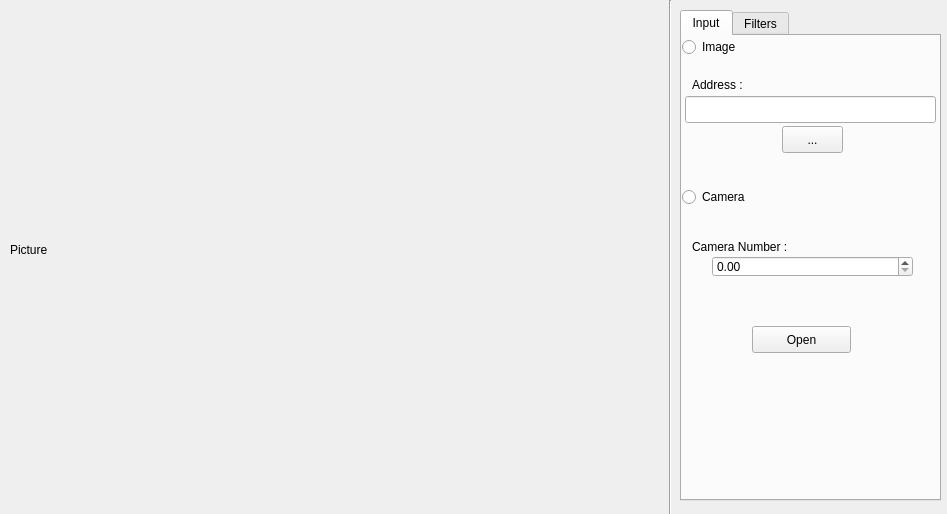
Old version of the form mainwindow.ui in the repository MrKarimiD/Shape-Detector.
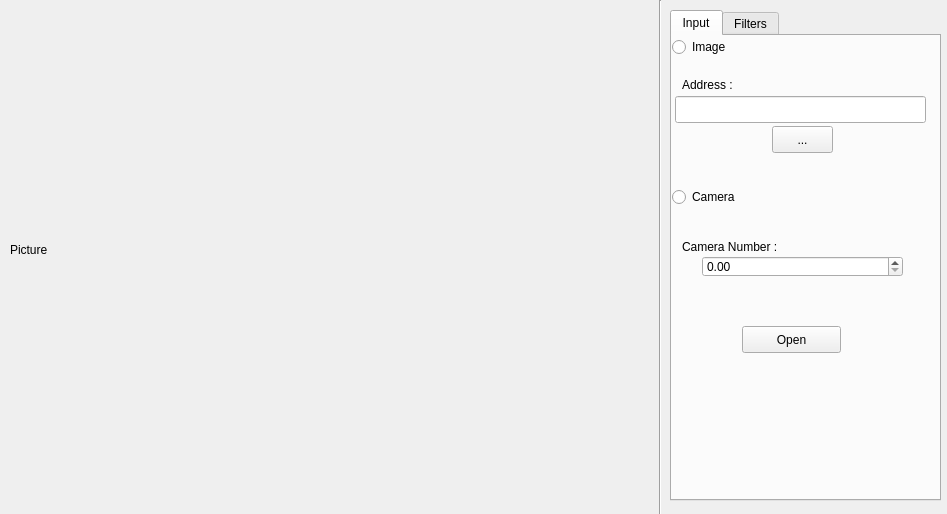
New version of the form.

What changed in the file:
```diff
--- a/mainwindow.ui
+++ b/mainwindow.ui
@@ -30,7 +30,7 @@
    <widget class="Line" name="line">
     <property name="geometry">
      <rect>
-      <x>660</x>
+      <x>650</x>
       <y>0</y>
       <width>20</width>
       <height>521</height>
@@ -43,9 +43,9 @@
    <widget class="QTabWidget" name="tabWidget">
     <property name="geometry">
      <rect>
-      <x>680</x>
+      <x>670</x>
       <y>10</y>
-      <width>261</width>
+      <width>271</width>
       <height>491</height>
      </rect>
     </property>
```
